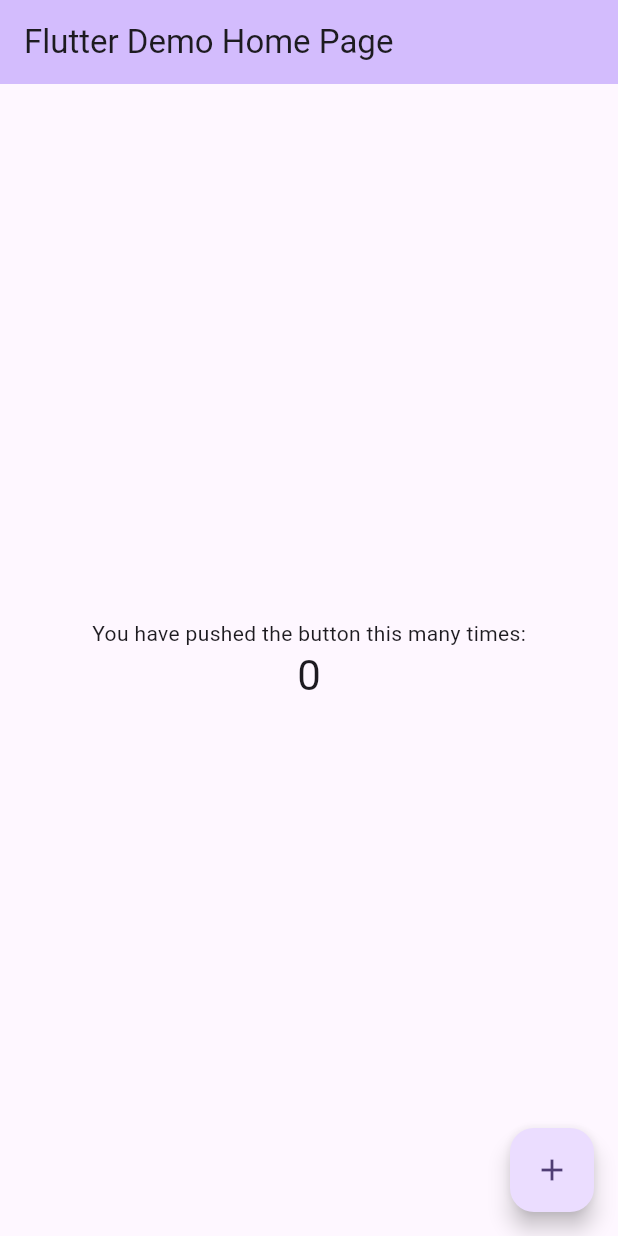
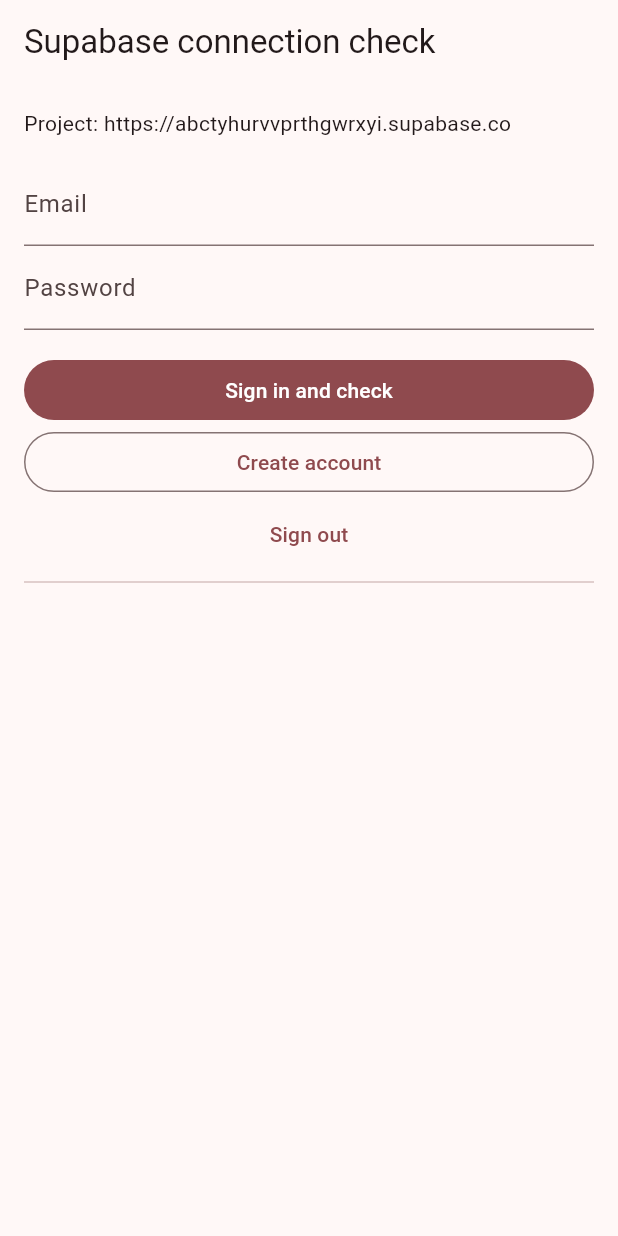
Before and after one commit to asyrafmika/CampusNiaga, a Flutter app: the screen it shows after launch, on a phone screen of 412 x 824 dp. Run offline on Flutter 3.47's test engine with Material 3 defaults, Android fonts, the phone set to English and light mode, and no system bars; our stand-ins replace supabase_flutter; accounts and stored records are empty.

Commit message:
Switch the mobile app to supabase_flutter
- Set the Android app ID to com.asyrafmika.campusniaga and add the
  INTERNET permission
- Connect to the hosted Supabase project; show startup errors on screen
- Temporary connection-check screen (sign up, sign in, get_my_access)
- Stricter Dart analysis

Co-Authored-By: Claude Opus 5.5 <noreply@anthropic.com>

```diff
--- /dev/null
+++ b/mobile/lib/core/config/supabase_config.dart
@@ -0,0 +1,13 @@
+/// Connection details of the CampusNiaga Supabase project, from the dashboard:
+/// Project Settings → API (Project URL) and API Keys (publishable key).
+///
+/// The publishable key is designed to ship inside the app: Row Level Security
+/// in the database decides what each user may do. Never put the secret
+/// (service_role) key here.
+abstract final class SupabaseConfig {
+  static const String url = 'https://abctyhurvvprthgwrxyi.supabase.co';
+  static const String publishableKey =
+      'sb_publishable_eG3N5cMp9hbVj_fcfukRpA_Ge-NV8AE';
+
+  static bool get isConfigured => url.isNotEmpty && publishableKey.isNotEmpty;
+}
--- /dev/null
+++ b/mobile/lib/core/supabase/supabase_bootstrap.dart
@@ -0,0 +1,17 @@
+import 'package:supabase_flutter/supabase_flutter.dart';
+
+import '../config/supabase_config.dart';
+
+/// Connects to the Supabase project; call once before `runApp`.
+Future<void> initializeSupabase() async {
+  if (!SupabaseConfig.isConfigured) {
+    throw StateError(
+      'Supabase is not configured yet. Add the project URL and publishable '
+      'key to lib/core/config/supabase_config.dart.',
+    );
+  }
+  await Supabase.initialize(
+    url: SupabaseConfig.url,
+    publishableKey: SupabaseConfig.publishableKey,
+  );
+}
--- /dev/null
+++ b/mobile/lib/dev/connection_check_screen.dart
@@ -0,0 +1,125 @@
+// Temporary screen proving the Supabase connection. Replaced by the real
+// sign-in screens in the next Phase 1 commit; not part of the app's design.
+import 'package:flutter/material.dart';
+import 'package:supabase_flutter/supabase_flutter.dart';
+
+import '../core/config/supabase_config.dart';
+
+class ConnectionCheckScreen extends StatefulWidget {
+  const ConnectionCheckScreen({super.key});
+
+  @override
+  State<ConnectionCheckScreen> createState() => _ConnectionCheckScreenState();
+}
+
+class _ConnectionCheckScreenState extends State<ConnectionCheckScreen> {
+  final _email = TextEditingController();
+  final _password = TextEditingController();
+  final List<String> _log = [];
+  bool _busy = false;
+
+  SupabaseClient get _client => Supabase.instance.client;
+
+  @override
+  void dispose() {
+    _email.dispose();
+    _password.dispose();
+    super.dispose();
+  }
+
+  void _add(String line) => setState(() => _log.insert(0, line));
+
+  Future<void> _run(Future<void> Function() action) async {
+    setState(() => _busy = true);
+    try {
+      await action();
+    } on AuthException catch (e) {
+      _add('Auth error: ${e.message}');
+    } on PostgrestException catch (e) {
+      _add('Database error (${e.details ?? e.code}): ${e.message}');
+    } finally {
+      if (mounted) setState(() => _busy = false);
+    }
+  }
+
+  Future<void> _signUp() => _run(() async {
+    final response = await _client.auth.signUp(
+      email: _email.text.trim(),
+      password: _password.text,
+    );
+    _add(
+      response.session == null
+          ? 'Auth: account created. Open the confirmation email, then sign in.'
+          : 'Auth: account created and signed in.',
+    );
+  });
+
+  Future<void> _signInAndCheck() => _run(() async {
+    final response = await _client.auth.signInWithPassword(
+      email: _email.text.trim(),
+      password: _password.text,
+    );
+    _add('Auth: signed in as ${response.user?.email}');
+
+    final access = await _client.rpc<dynamic>('get_my_access');
+    _add('Database: get_my_access -> $access');
+
+    final profile = await _client
+        .from('profiles')
+        .select('name, account_status')
+        .eq('id', response.user!.id)
+        .maybeSingle();
+    _add('Database: own profile -> $profile');
+  });
+
+  Future<void> _signOut() => _run(() async {
+    await _client.auth.signOut();
+    _add('Auth: signed out');
+  });
+
+  @override
+  Widget build(BuildContext context) {
+    return Scaffold(
+      appBar: AppBar(title: const Text('Supabase connection check')),
+      body: ListView(
+        padding: const EdgeInsets.all(16),
+        children: [
+          Text('Project: ${SupabaseConfig.url}'),
+          const SizedBox(height: 16),
+          TextField(
+            controller: _email,
+            decoration: const InputDecoration(
+              labelText: 'Email',
+              hintText: 'you@student.usm.my',
+            ),
+            keyboardType: TextInputType.emailAddress,
+          ),
+          TextField(
+            controller: _password,
+            decoration: const InputDecoration(labelText: 'Password'),
+            obscureText: true,
+          ),
+          const SizedBox(height: 16),
+          FilledButton(
+            onPressed: _busy ? null : _signInAndCheck,
+            child: const Text('Sign in and check'),
+          ),
+          OutlinedButton(
+            onPressed: _busy ? null : _signUp,
+            child: const Text('Create account'),
+          ),
+          TextButton(
+            onPressed: _busy ? null : _signOut,
+            child: const Text('Sign out'),
+          ),
+          const Divider(),
+          for (final line in _log)
+            Padding(
+              padding: const EdgeInsets.symmetric(vertical: 4),
+              child: Text(line),
+            ),
+        ],
+      ),
+    );
+  }
+}
--- a/mobile/lib/main.dart
+++ b/mobile/lib/main.dart
@@ -1,121 +1,64 @@
 import 'package:flutter/material.dart';
 
-void main() {
-  runApp(const MyApp());
+import 'core/supabase/supabase_bootstrap.dart';
+import 'dev/connection_check_screen.dart';
+
+Future<void> main() async {
+  WidgetsFlutterBinding.ensureInitialized();
+  try {
+    await initializeSupabase();
+  } catch (error) {
+    // Show why startup failed instead of a blank screen.
+    runApp(StartupErrorApp(error: error));
+    return;
+  }
+  runApp(const CampusNiagaApp());
 }
 
-class MyApp extends StatelessWidget {
-  const MyApp({super.key});
+class CampusNiagaApp extends StatelessWidget {
+  const CampusNiagaApp({super.key});
 
-  // This widget is the root of your application.
   @override
   Widget build(BuildContext context) {
     return MaterialApp(
-      title: 'Flutter Demo',
-      theme: ThemeData(
-        // This is the theme of your application.
-        //
-        // TRY THIS: Try running your application with "flutter run". You'll see
-        // the application has a purple toolbar. Then, without quitting the app,
-        // try changing the seedColor in the colorScheme below to Colors.green
-        // and then invoke "hot reload" (save your changes or press the "hot
-        // reload" button in a Flutter-supported IDE, or press "r" if you used
-        // the command line to start the app).
-        //
-        // Notice that the counter didn't reset back to zero; the application
-        // state is not lost during the reload. To reset the state, use hot
-        // restart instead.
-        //
-        // This works for code too, not just values: Most code changes can be
-        // tested with just a hot reload.
-        colorScheme: .fromSeed(seedColor: Colors.deepPurple),
-      ),
-      home: const MyHomePage(title: 'Flutter Demo Home Page'),
+      title: 'CampusNiaga',
+      theme: ThemeData(colorSchemeSeed: const Color(0xFFF83758)),
+      home: const ConnectionCheckScreen(),
     );
   }
 }
 
-class MyHomePage extends StatefulWidget {
-  const MyHomePage({super.key, required this.title});
+class StartupErrorApp extends StatelessWidget {
+  const StartupErrorApp({super.key, required this.error});
 
-  // This widget is the home page of your application. It is stateful, meaning
-  // that it has a State object (defined below) that contains fields that affect
-  // how it looks.
-
-  // This class is the configuration for the state. It holds the values (in this
-  // case the title) provided by the parent (in this case the App widget) and
-  // used by the build method of the State. Fields in a Widget subclass are
-  // always marked "final".
-
-  final String title;
-
-  @override
-  State<MyHomePage> createState() => _MyHomePageState();
-}
-
-class _MyHomePageState extends State<MyHomePage> {
-  int _counter = 0;
-
-  void _incrementCounter() {
-    setState(() {
-      // This call to setState tells the Flutter framework that something has
-      // changed in this State, which causes it to rerun the build method below
-      // so that the display can reflect the updated values. If we changed
-      // _counter without calling setState(), then the build method would not be
-      // called again, and so nothing would appear to happen.
-      _counter++;
-    });
-  }
+  final Object error;
 
   @override
   Widget build(BuildContext context) {
-    // This method is rerun every time setState is called, for instance as done
-    // by the _incrementCounter method above.
-    //
-    // The Flutter framework has been optimized to make rerunning build methods
-    // fast, so that you can just rebuild anything that needs updating rather
-    // than having to individually change instances of widgets.
-    return Scaffold(
-      appBar: AppBar(
-        // TRY THIS: Try changing the color here to a specific color (to
-        // Colors.amber, perhaps?) and trigger a hot reload to see the AppBar
-        // change color while the other colors stay the same.
-        backgroundColor: Theme.of(context).colorScheme.inversePrimary,
-        // Here we take the value from the MyHomePage object that was created by
-        // the App.build method, and use it to set our appbar title.
-        title: Text(widget.title),
-      ),
-      body: Center(
-        // Center is a layout widget. It takes a single child and positions it
-        // in the middle of the parent.
-        child: Column(
-          // Column is also a layout widget. It takes a list of children and
-          // arranges them vertically. By default, it sizes itself to fit its
-          // children horizontally, and tries to be as tall as its parent.
-          //
-          // Column has various properties to control how it sizes itself and
-          // how it positions its children. Here we use mainAxisAlignment to
-          // center the children vertically; the main axis here is the vertical
-          // axis because Columns are vertical (the cross axis would be
-          // horizontal).
-          //
-          // TRY THIS: Invoke "debug painting" (choose the "Toggle Debug Paint"
-          // action in the IDE, or press "p" in the console), to see the
-          // wireframe for each widget.
-          mainAxisAlignment: .center,
-          children: [
-            const Text('You have pushed the button this many times:'),
-            Text(
-              '$_counter',
-              style: Theme.of(context).textTheme.headlineMedium,
+    return MaterialApp(
+      home: Scaffold(
+        body: SafeArea(
+          child: Padding(
+            padding: const EdgeInsets.all(24),
+            child: Column(
+              mainAxisAlignment: MainAxisAlignment.center,
+              crossAxisAlignment: CrossAxisAlignment.start,
+              children: [
+                const Text(
+                  'CampusNiaga could not start',
+                  style: TextStyle(fontSize: 20, fontWeight: FontWeight.bold),
+                ),
+                const SizedBox(height: 12),
+                Text('$error'),
+                const SizedBox(height: 12),
+                const Text(
+                  'Check lib/core/config/supabase_config.dart and your internet '
+                  'connection, and run the app on an Android emulator or phone.',
+                ),
+              ],
             ),
-          ],
+          ),
         ),
-      ),
-      floatingActionButton: FloatingActionButton(
-        onPressed: _incrementCounter,
-        tooltip: 'Increment',
-        child: const Icon(Icons.add),
       ),
     );
   }
--- a/mobile/pubspec.yaml
+++ b/mobile/pubspec.yaml
@@ -34,7 +34,7 @@ dependencies:
   # The following adds the Cupertino Icons font to your application.
   # Use with the CupertinoIcons class for iOS style icons.
   cupertino_icons: ^1.0.8
-
+  supabase_flutter: 2.18.3
 dev_dependencies:
   flutter_test:
     sdk: flutter
```
Also changed, not shown: mobile/analysis_options.yaml (+9 -24 lines), mobile/pubspec.lock, 11 other files.
